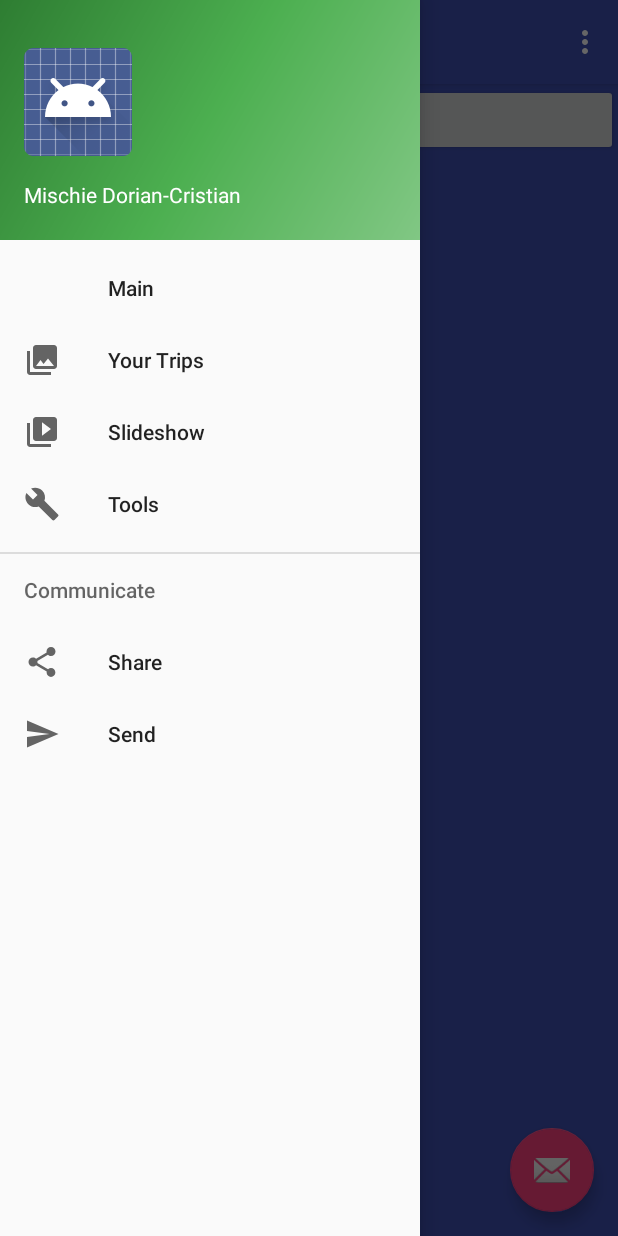
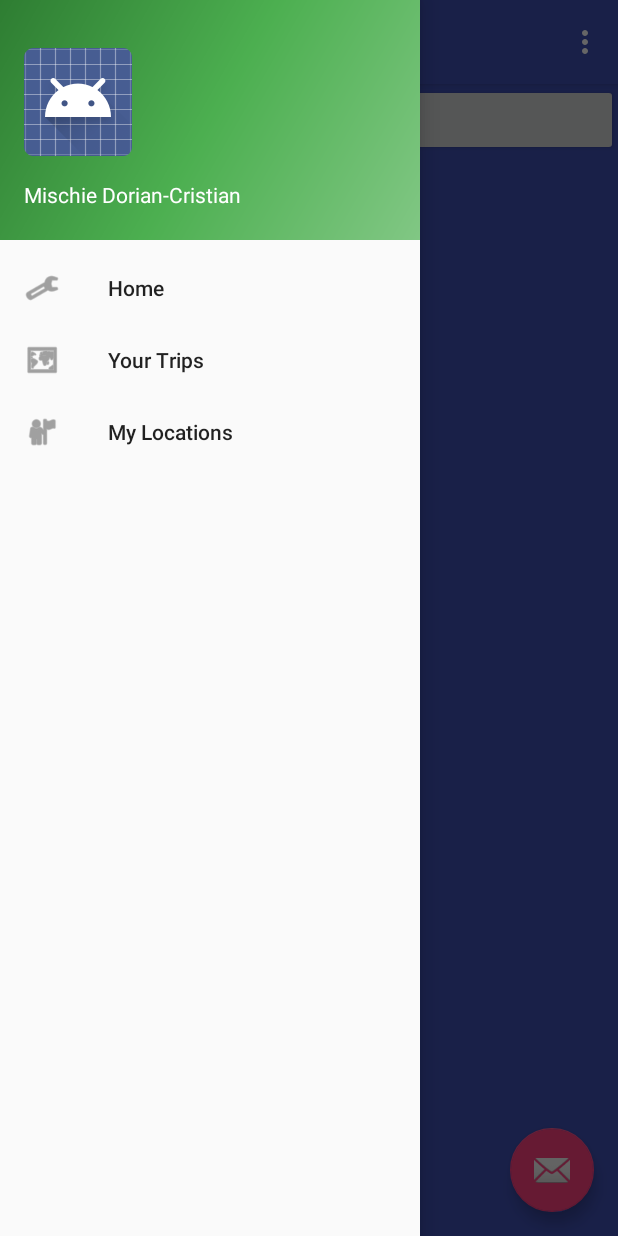
Before and after one commit to mischiedorian/Time-Tracking, an Android app: the screen it shows after launch (Main2Activity), with the side drawer open, on a phone screen of 412 x 824 dp. Run offline under Robolectric (Android 15) with nearby library versions, the phone set to English and light mode, and no system bars.

Commit message:
modificari meniu 1.1

```diff
--- a/app/src/main/java/com/dorian/licenta/Activities/Main2Activity.java
+++ b/app/src/main/java/com/dorian/licenta/Activities/Main2Activity.java
@@ -53,13 +53,8 @@ public class Main2Activity extends AppCompatActivity
         googleApiClient.connect();
 
         FloatingActionButton fab = (FloatingActionButton) findViewById(R.id.fab);
-        fab.setOnClickListener(new View.OnClickListener() {
-            @Override
-            public void onClick(View view) {
-                Snackbar.make(view, "Replace with your own action", Snackbar.LENGTH_LONG)
-                        .setAction("Action", null).show();
-            }
-        });
+        fab.setOnClickListener(view -> Snackbar.make(view, "Replace with your own action", Snackbar.LENGTH_LONG)
+                .setAction("Action", null).show());
 
         DrawerLayout drawer = (DrawerLayout) findViewById(R.id.drawer_layout);
         ActionBarDrawerToggle toggle = new ActionBarDrawerToggle(
@@ -75,7 +70,7 @@ public class Main2Activity extends AppCompatActivity
 
         if (isNetworkAvailable() == true) {
             if (checkPermission(Manifest.permission.ACCESS_COARSE_LOCATION) && checkPermission(Manifest.permission.ACCESS_FINE_LOCATION)) {
-                startService();
+                //startService();
             } else {
                 ActivityCompat.requestPermissions(this, new String[]{Manifest.permission.ACCESS_COARSE_LOCATION, Manifest.permission.ACCESS_FINE_LOCATION},
                         MAKE_LOCATION_PERMISSION_REQUEST_CODE);
@@ -123,16 +118,15 @@ public class Main2Activity extends AppCompatActivity
                 //getSupportFragmentManager().beginTransaction().replace(R.id.contentFragment, new FragmentTrips()).commitNow();
                 getFragmentManager().beginTransaction().replace(R.id.contentFragment, new FragmentTrips()).commit();
                 break;
-            case R.id.nav_share:
+            case R.id.nav_locations:
                 if (ActivityCompat.checkSelfPermission(this, Manifest.permission.ACCESS_FINE_LOCATION) != PackageManager.PERMISSION_GRANTED &&
                         ActivityCompat.checkSelfPermission(this, Manifest.permission.ACCESS_COARSE_LOCATION) != PackageManager.PERMISSION_GRANTED) {
-
                 }
                 try {
                     Location location = LocationServices.FusedLocationApi.getLastLocation(googleApiClient);
                     getFragmentManager().beginTransaction().replace(R.id.contentFragment, new FragmentMap(new LatLng(location.getLatitude(), location.getLongitude()))).commit();
-                } catch (Exception e){
-
+                } catch (Exception e) {
+                    Toast.makeText(getApplicationContext(), "Locatie indisponibila!", Toast.LENGTH_SHORT).show();
                 }
                 break;
         }
--- a/app/src/main/res/menu/activity_main2_drawer.xml
+++ b/app/src/main/res/menu/activity_main2_drawer.xml
@@ -4,31 +4,15 @@
     <group android:checkableBehavior="single">
         <item
             android:id="@+id/nav_main"
-            android:title="Main" />
+            android:icon="@android:drawable/ic_menu_preferences"
+            android:title="Home" />
         <item
             android:id="@+id/nav_your_trips"
-            android:icon="@drawable/ic_menu_gallery"
+            android:icon="@android:drawable/ic_menu_mapmode"
             android:title="@string/your_trips" />
         <item
-            android:id="@+id/nav_slideshow"
-            android:icon="@drawable/ic_menu_slideshow"
-            android:title="Slideshow" />
-        <item
-            android:id="@+id/nav_manage"
-            android:icon="@drawable/ic_menu_manage"
-            android:title="Tools" />
+            android:id="@+id/nav_locations"
+            android:icon="@android:drawable/ic_menu_myplaces"
+            android:title="My Locations" />
     </group>
-
-    <item android:title="Communicate">
-        <menu>
-            <item
-                android:id="@+id/nav_share"
-                android:icon="@drawable/ic_menu_share"
-                android:title="Share" />
-            <item
-                android:id="@+id/nav_send"
-                android:icon="@drawable/ic_menu_send"
-                android:title="Send" />
-        </menu>
-    </item>
 </menu>
```
Also changed, not shown: app/src/main/java/com/dorian/licenta/FragmentsTrip/FragmentMap.java (+3 -9 lines).
